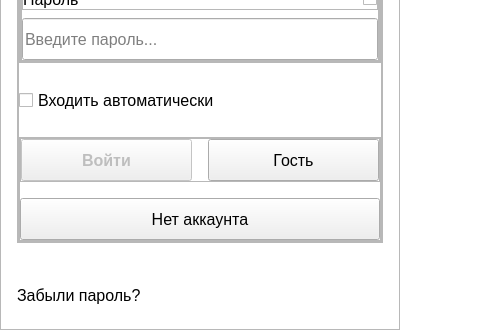
pntech-dev/Documents-Exp-Desktop, file ui/ui/auth.ui: the form before one commit; both pictures show x 0 to 480 and y 310 to 640 of the 900 by 640 pixel window.
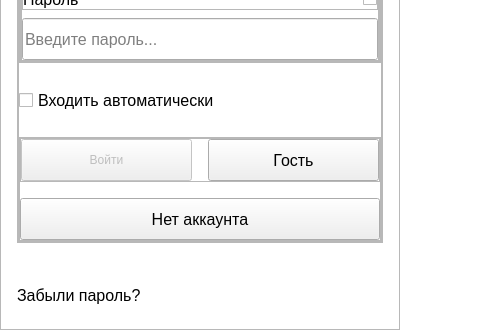
The form after the commit. Custom widgets are drawn as their Qt base class.

```diff
--- a/ui/ui/auth.ui
+++ b/ui/ui/auth.ui
@@ -605,13 +605,6 @@
                            <height>42</height>
                           </size>
                          </property>
-                         <property name="font">
-                          <font>
-                           <pointsize>12</pointsize>
-                           <weight>75</weight>
-                           <bold>true</bold>
-                          </font>
-                         </property>
                          <property name="text">
                           <string>Войти</string>
                          </property>
```
Left out of the diff: 21 changed lines with no effect on the pictures.
